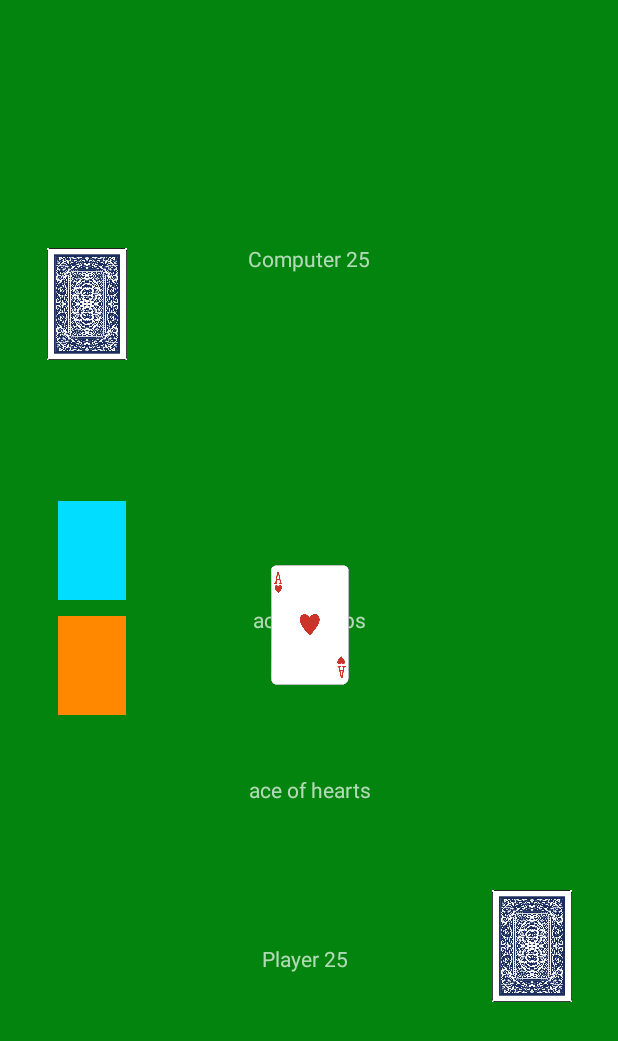
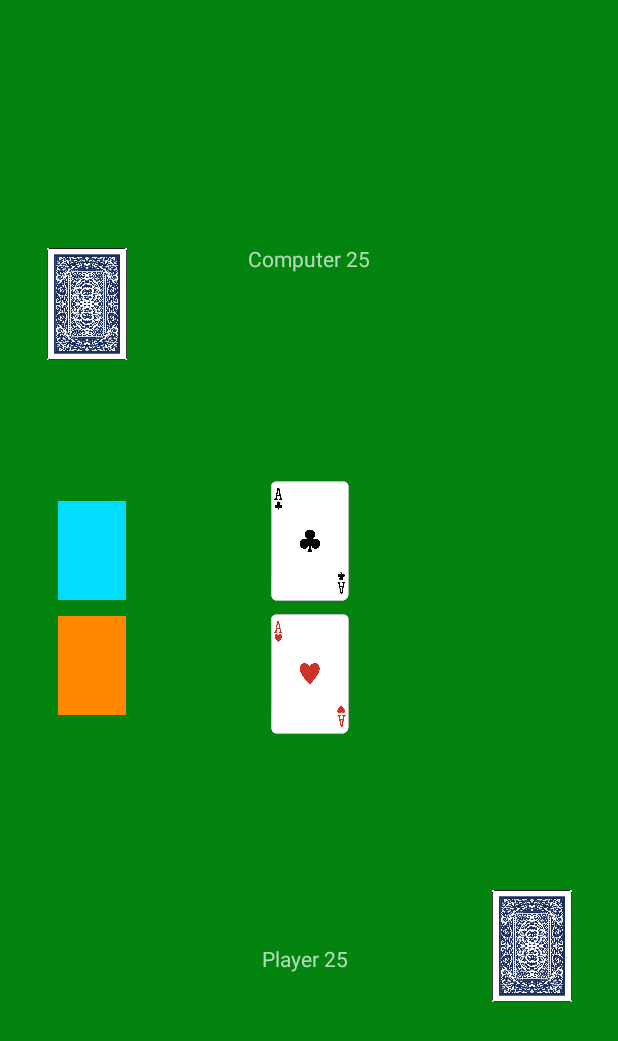
Before and after one commit to jperez25/mobileApp, an Android app: the screen it shows after launch (MainActivity), after a tap on an icon or button, on a phone screen of 412 x 824 dp. Shown: the top 1041 px of the screen. Run offline under Robolectric (Android 15) with nearby library versions, the phone set to English and light mode, and no system bars.

Commit message:
removed textviews

```diff
--- a/app/src/main/java/com/press/jsnake/war/MainActivity.java
+++ b/app/src/main/java/com/press/jsnake/war/MainActivity.java
@@ -17,6 +17,7 @@ public class MainActivity extends AppCompatActivity {
     Card currentPlayerCard;
     Card currentComCard;
     ImageView playerCardImg;
+    ImageView comCardImg;
 
 
 
@@ -54,20 +55,23 @@ public class MainActivity extends AppCompatActivity {
 
 
         playerCardImg = findViewById(R.id.playerCardImg);
+        comCardImg = findViewById(R.id.comCardImg);
     }
 
     public void play(View view) {
-        TextView playerCard = findViewById(R.id.playerCard);
-        TextView comCard = findViewById(R.id.comCard);
+//        TextView playerCard = findViewById(R.id.playerCard);
+//        TextView comCard = findViewById(R.id.comCard);
 
         currentPlayerCard = playerDeck.draw();
         currentComCard = comDeck.draw();
-        playerCard.setText(currentPlayerCard.toString());
-        comCard.setText(currentComCard.toString());
+//        playerCard.setText(currentPlayerCard.toString());
+//        comCard.setText(currentComCard.toString());
 //
-        int cardId = getResources().getIdentifier(currentPlayerCard.toResourceString(), "drawable", getPackageName());
-        Log.d("CardID", "card id: " + String.valueOf(cardId));
-        playerCardImg.setImageResource(cardId);
+        int playerCardId = getResources().getIdentifier(currentPlayerCard.toResourceString(), "drawable", getPackageName());
+        int comCardId = getResources().getIdentifier(currentComCard.toResourceString(), "drawable", getPackageName());
+//        Log.d("CardID", "card id: " + String.valueOf(playerCardId));
+        playerCardImg.setImageResource(playerCardId);
+        comCardImg.setImageResource(comCardId);
         battle();
     }
 
--- a/app/src/main/res/layout/fragment_play_area.xml
+++ b/app/src/main/res/layout/fragment_play_area.xml
@@ -94,38 +94,6 @@
         app:layout_constraintHorizontal_bias="0.637"
         app:layout_constraintStart_toStartOf="parent" />
 
-    <TextView
-        android:id="@+id/comCard"
-        android:layout_width="wrap_content"
-        android:layout_height="wrap_content"
-        android:layout_marginBottom="8dp"
-        android:layout_marginEnd="8dp"
-        android:layout_marginLeft="8dp"
-        android:layout_marginRight="8dp"
-        android:layout_marginStart="8dp"
-        android:layout_marginTop="8dp"
-        android:text="TextView"
-        app:layout_constraintBottom_toTopOf="@+id/playerText"
-        app:layout_constraintEnd_toEndOf="parent"
-        app:layout_constraintStart_toStartOf="parent"
-        app:layout_constraintTop_toBottomOf="@+id/computerText" />
-
-    <TextView
-        android:id="@+id/playerCard"
-        android:layout_width="wrap_content"
-        android:layout_height="wrap_content"
-        android:layout_marginBottom="8dp"
-        android:layout_marginEnd="8dp"
-        android:layout_marginLeft="8dp"
-        android:layout_marginRight="8dp"
-        android:layout_marginStart="8dp"
-        android:layout_marginTop="8dp"
-        android:text="TextView"
-        app:layout_constraintBottom_toTopOf="@+id/playerText"
-        app:layout_constraintEnd_toEndOf="parent"
-        app:layout_constraintStart_toStartOf="parent"
-        app:layout_constraintTop_toBottomOf="@+id/comCard" />
-
     <ImageView
         android:id="@+id/playerCardImg"
         android:layout_width="53dp"
@@ -139,8 +107,28 @@
         android:src="@drawable/ace_of_hearts"
         app:layout_constraintBottom_toBottomOf="parent"
         app:layout_constraintEnd_toEndOf="parent"
+        app:layout_constraintHorizontal_bias="0.501"
         app:layout_constraintStart_toStartOf="parent"
-        app:layout_constraintTop_toTopOf="parent" />
+        app:layout_constraintTop_toTopOf="parent"
+        app:layout_constraintVertical_bias="0.577" />
+
+    <ImageView
+        android:id="@+id/comCardImg"
+        android:layout_width="53dp"
+        android:layout_height="80dp"
+        android:layout_marginBottom="8dp"
+        android:layout_marginEnd="8dp"
+        android:layout_marginLeft="8dp"
+        android:layout_marginRight="8dp"
+        android:layout_marginStart="8dp"
+        android:layout_marginTop="8dp"
+        android:src="@drawable/ace_of_hearts"
+        app:layout_constraintBottom_toBottomOf="parent"
+        app:layout_constraintEnd_toEndOf="parent"
+        app:layout_constraintHorizontal_bias="0.501"
+        app:layout_constraintStart_toStartOf="parent"
+        app:layout_constraintTop_toTopOf="parent"
+        app:layout_constraintVertical_bias="0.369" />
 
 
 </android.support.constraint.ConstraintLayout>
```
